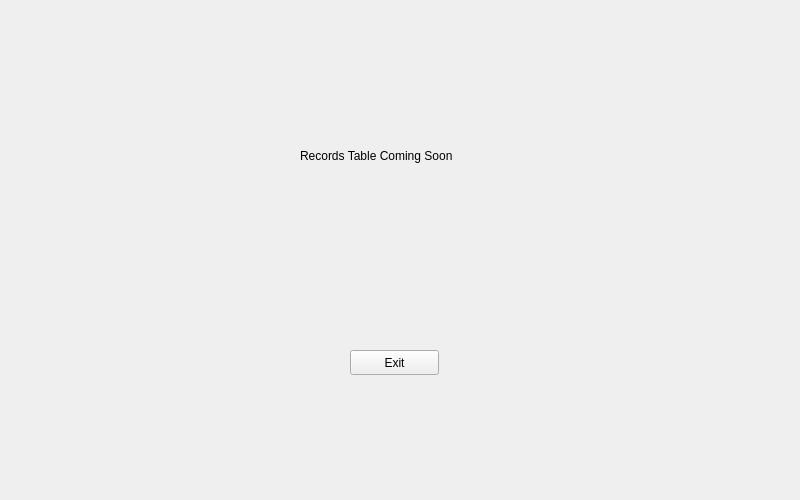
Before: the Qt Designer form interface/recordstable.ui in moevm/gui-1h2018-24, drawn with Qt 5.
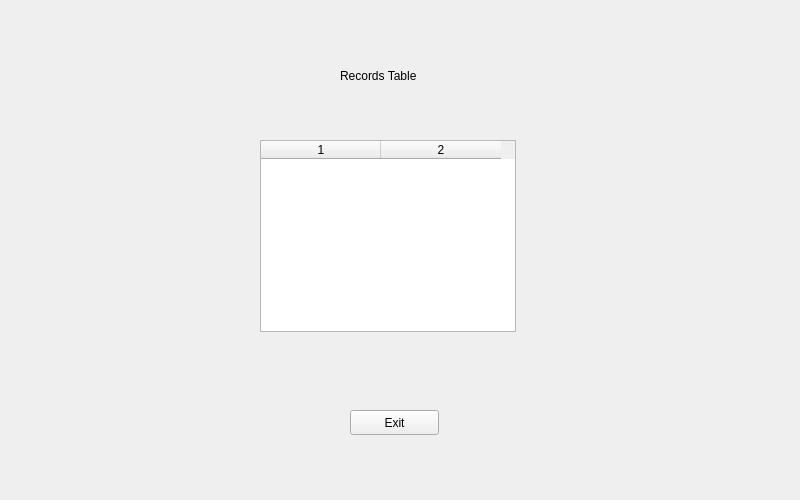
After: the same form once the commit is applied.

Commit message: Add records table

Diff of the .ui file:
```diff
--- a/interface/recordstable.ui
+++ b/interface/recordstable.ui
@@ -16,21 +16,24 @@
   <widget class="QLabel" name="label">
    <property name="geometry">
     <rect>
-     <x>300</x>
-     <y>130</y>
-     <width>201</width>
+     <x>340</x>
+     <y>50</y>
+     <width>101</width>
      <height>51</height>
     </rect>
    </property>
+   <property name="styleSheet">
+    <string notr="true">text-align: center;</string>
+   </property>
    <property name="text">
-    <string>Records Table Coming Soon</string>
+    <string>Records Table</string>
    </property>
   </widget>
   <widget class="QPushButton" name="exitRecordsTableButton">
    <property name="geometry">
     <rect>
      <x>350</x>
-     <y>350</y>
+     <y>410</y>
      <width>89</width>
      <height>25</height>
     </rect>
@@ -39,6 +42,33 @@
     <string>Exit</string>
    </property>
   </widget>
+  <widget class="QTableWidget" name="table">
+   <property name="geometry">
+    <rect>
+     <x>260</x>
+     <y>140</y>
+     <width>256</width>
+     <height>192</height>
+    </rect>
+   </property>
+   <property name="editTriggers">
+    <set>QAbstractItemView::NoEditTriggers</set>
+   </property>
+   <property name="selectionMode">
+    <enum>QAbstractItemView::NoSelection</enum>
+   </property>
+   <property name="gridStyle">
+    <enum>Qt::SolidLine</enum>
+   </property>
+   <property name="columnCount">
+    <number>2</number>
+   </property>
+   <attribute name="horizontalHeaderDefaultSectionSize">
+    <number>120</number>
+   </attribute>
+   <column/>
+   <column/>
+  </widget>
  </widget>
  <resources/>
  <connections/>
```
The commit also changes 9 other files.
